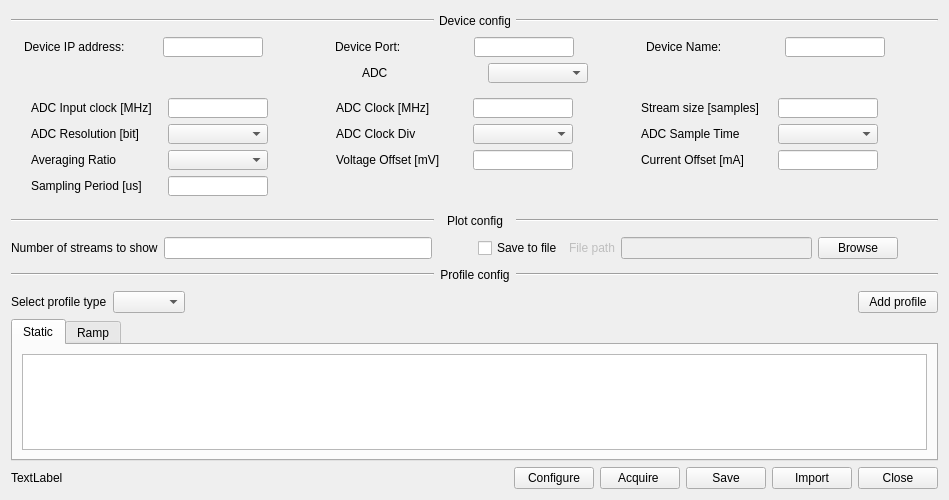
The window that Source/Windows/Device/advanceconfigurationwnd.ui (OpenEPT/GUI) describes before a commit, drawn with Qt 5.
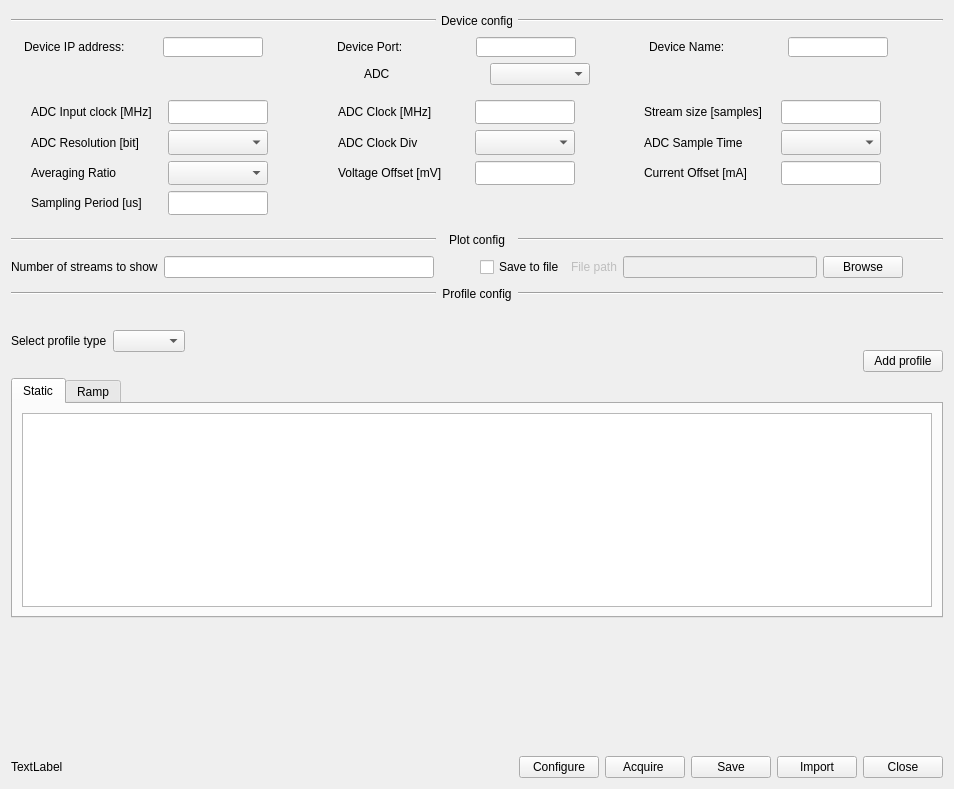
The same window after the commit. Icons and pictures are not drawn.

What changed in the file:
```diff
--- a/Source/Windows/Device/advanceconfigurationwnd.ui
+++ b/Source/Windows/Device/advanceconfigurationwnd.ui
@@ -6,8 +6,8 @@
    <rect>
     <x>0</x>
     <y>0</y>
-    <width>949</width>
-    <height>500</height>
+    <width>954</width>
+    <height>789</height>
    </rect>
   </property>
   <property name="sizePolicy">
```
Left out of the diff: 2 changed lines with no effect on the pictures.
